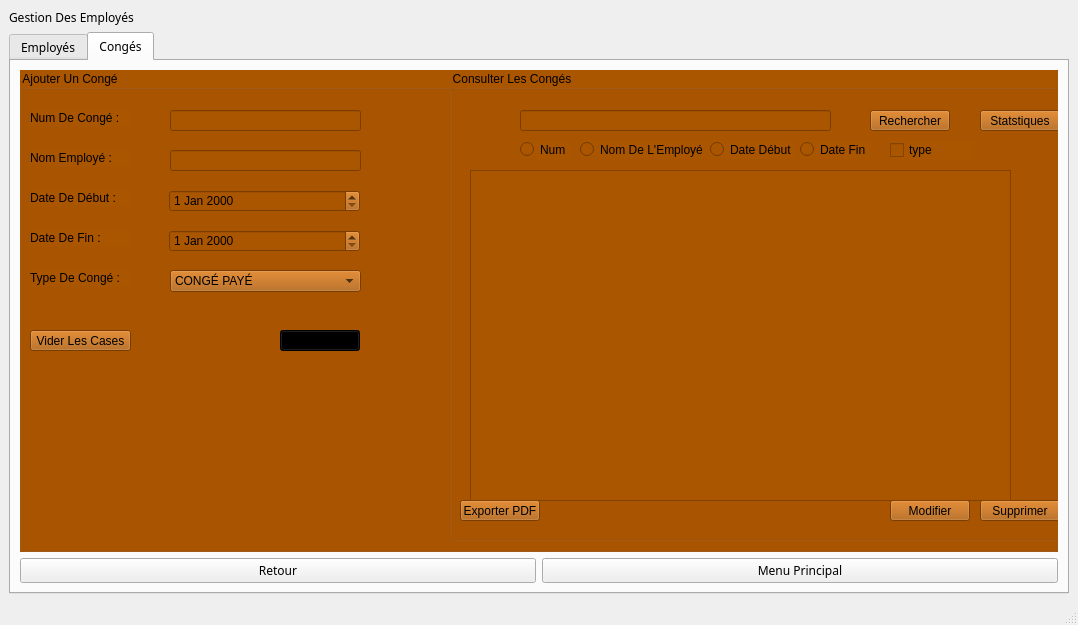
Old version of the form EMP1/EMP1/mainwindow.ui in the repository ramy25bh3/Pastry_Plus.
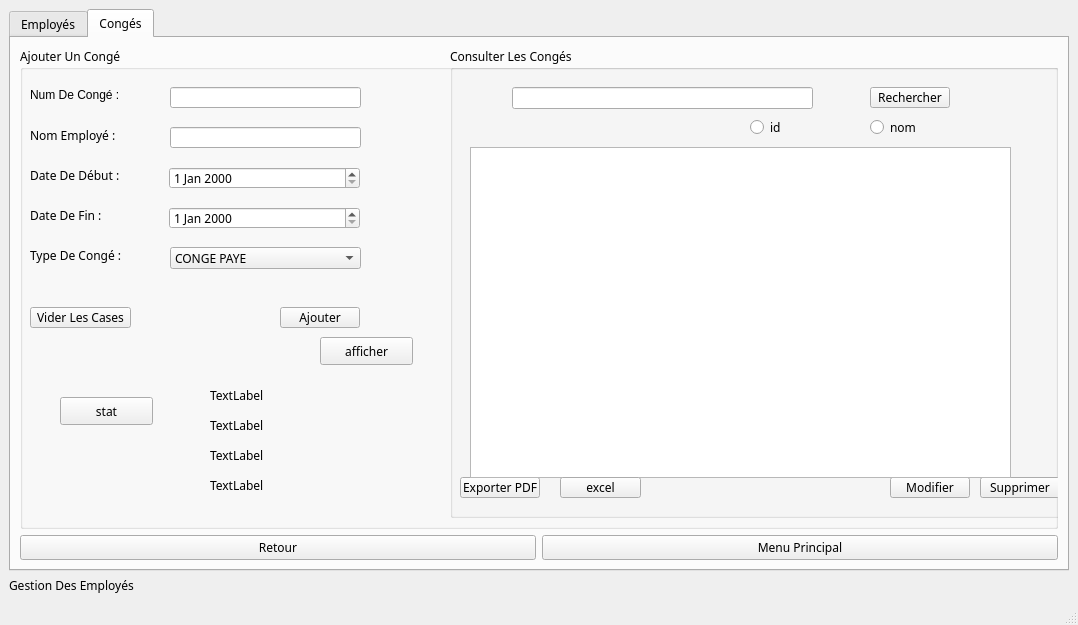
New version of the form. The open tabs and pages were chosen to show the change.

What changed in the file:
```diff
--- a/EMP1/EMP1/mainwindow.ui
+++ b/EMP1/EMP1/mainwindow.ui
@@ -30,7 +30,7 @@
       </property>
      </widget>
     </item>
-    <item row="2" column="0">
+    <item row="0" column="0">
      <widget class="QTabWidget" name="tabWidget">
       <property name="font">
        <font>
@@ -560,7 +560,7 @@
         <item row="0" column="0" colspan="2">
          <widget class="QGroupBox" name="ajout_conge">
           <property name="styleSheet">
-           <string notr="true">background-color: rgb(170, 85, 0);</string>
+           <string notr="true"/>
           </property>
           <property name="title">
            <string>Ajouter Un Congé</string>
@@ -684,7 +684,7 @@
            </property>
            <item>
             <property name="text">
-             <string>CONGÉ PAYÉ</string>
+             <string>CONGE PAYE</string>
             </property>
            </item>
            <item>
@@ -713,8 +713,7 @@
             </rect>
            </property>
            <property name="styleSheet">
-            <string notr="true">color: rgb(0, 0, 0);
-background-color: rgb(0, 0, 0);</string>
+            <string notr="true"/>
            </property>
            <property name="text">
             <string>Ajouter</string>
@@ -787,29 +786,6 @@
              <string>Exporter PDF</string>
             </property>
            </widget>
-           <widget class="QLineEdit" name="lineEdit_recherche_table">
-            <property name="geometry">
-             <rect>
-              <x>70</x>
-              <y>40</y>
-              <width>311</width>
-              <height>21</height>
-             </rect>
-            </property>
-           </widget>
-           <widget class="QPushButton" name="pushButtonStatistiques">
-            <property name="geometry">
-             <rect>
-              <x>530</x>
-              <y>40</y>
-              <width>80</width>
-              <height>21</height>
-             </rect>
-            </property>
-            <property name="text">
-             <string>Statstiques</string>
-            </property>
-           </widget>
            <widget class="QPushButton" name="pushButtonRechercherConge">
             <property name="geometry">
              <rect>
@@ -823,58 +799,6 @@
              <string>Rechercher</string>
             </property>
            </widget>
-           <widget class="QRadioButton" name="checkBoxNumConge">
-            <property name="geometry">
-             <rect>
-              <x>70</x>
-              <y>70</y>
-              <width>51</width>
-              <height>19</height>
-             </rect>
-            </property>
-            <property name="text">
-             <string>Num</string>
-            </property>
-           </widget>
-           <widget class="QRadioButton" name="checkBoxNomEmploye">
-            <property name="geometry">
-             <rect>
-              <x>130</x>
-              <y>70</y>
-              <width>131</width>
-              <height>19</height>
-             </rect>
-            </property>
-            <property name="text">
-             <string>Nom De L'Employé</string>
-            </property>
-           </widget>
-           <widget class="QRadioButton" name="radioButtonDebut">
-            <property name="geometry">
-             <rect>
-              <x>260</x>
-              <y>70</y>
-              <width>84</width>
-              <height>19</height>
-             </rect>
-            </property>
-            <property name="text">
-             <string>Date Début</string>
-            </property>
-           </widget>
-           <widget class="QRadioButton" name="radioButtonFin">
-            <property name="geometry">
-             <rect>
-              <x>350</x>
-              <y>70</y>
-              <width>71</width>
-              <height>19</height>
-             </rect>
-            </property>
-            <property name="text">
-             <string>Date Fin</string>
-            </property>
-           </widget>
            <widget class="QTableView" name="tableViewConge">
             <property name="geometry">
              <rect>
@@ -885,17 +809,53 @@
              </rect>
             </property>
            </widget>
-           <widget class="QCheckBox" name="checkBoxTypeConge">
+           <widget class="QRadioButton" name="radioButton_nom">
             <property name="geometry">
              <rect>
-              <x>440</x>
+              <x>420</x>
               <y>70</y>
-              <width>83</width>
+              <width>97</width>
               <height>20</height>
              </rect>
             </property>
             <property name="text">
-             <string>type</string>
+             <string>nom</string>
+            </property>
+           </widget>
+           <widget class="QRadioButton" name="radioButton_ID">
+            <property name="geometry">
+             <rect>
+              <x>300</x>
+              <y>70</y>
+              <width>97</width>
+              <height>20</height>
+             </rect>
+            </property>
+            <property name="text">
+             <string>id</string>
+            </property>
+           </widget>
+           <widget class="QLineEdit" name="line_recherche_critere">
+            <property name="geometry">
+             <rect>
+              <x>62</x>
+              <y>40</y>
+              <width>301</width>
+              <height>22</height>
+             </rect>
+            </property>
+           </widget>
+           <widget class="QPushButton" name="pushButton">
+            <property name="geometry">
+             <rect>
+              <x>110</x>
+              <y>430</y>
+              <width>81</width>
+              <height>21</height>
+             </rect>
+            </property>
+            <property name="text">
+             <string>excel</string>
             </property>
            </widget>
            <zorder>pushButtonPDF_2</zorder>
@@ -909,7 +869,88 @@
            <zorder>radioButtonDebut</zorder>
            <zorder>radioButtonFin</zorder>
            <zorder>tableViewConge</zorder>
-           <zorder>checkBoxTypeConge</zorder>
+           <zorder>radioButton_nom</zorder>
+           <zorder>radioButton_ID</zorder>
+           <zorder>line_recherche_critere</zorder>
+           <zorder>pushButton</zorder>
+          </widget>
+          <widget class="QPushButton" name="pushButton_afficher">
+           <property name="geometry">
+            <rect>
+             <x>300</x>
+             <y>290</y>
+             <width>93</width>
+             <height>28</height>
+            </rect>
+           </property>
+           <property name="text">
+            <string>afficher</string>
+           </property>
+          </widget>
+          <widget class="QLabel" name="label_stat_1">
+           <property name="geometry">
+            <rect>
+             <x>190</x>
+             <y>340</y>
+             <width>56</width>
+             <height>16</height>
+            </rect>
+           </property>
+           <property name="text">
+            <string>TextLabel</string>
+           </property>
+          </widget>
+          <widget class="QLabel" name="label_stat_2">
+           <property name="geometry">
+            <rect>
+             <x>190</x>
+             <y>370</y>
+             <width>56</width>
+             <height>16</height>
+            </rect>
+           </property>
+           <property name="text">
+            <string>TextLabel</string>
+           </property>
+          </widget>
+          <widget class="QPushButton" name="pushButton_stat">
+           <property name="geometry">
+            <rect>
+             <x>40</x>
+             <y>350</y>
+             <width>93</width>
+             <height>28</height>
+            </rect>
+           </property>
+           <property name="text">
+            <string>stat</string>
+           </property>
+          </widget>
+          <widget class="QLabel" name="label_stat_3">
+           <property name="geometry">
+            <rect>
+             <x>190</x>
+             <y>400</y>
+             <width>56</width>
+             <height>16</height>
+            </rect>
+           </property>
+           <property name="text">
+            <string>TextLabel</string>
+           </property>
+          </widget>
+          <widget class="QLabel" name="label_stat_4">
+           <property name="geometry">
+            <rect>
+             <x>190</x>
+             <y>430</y>
+             <width>56</width>
+             <height>16</height>
+            </rect>
+           </property>
+           <property name="text">
+            <string>TextLabel</string>
+           </property>
           </widget>
          </widget>
         </item>
```
Left out of the diff: 118 changed lines with no effect on the pictures.
